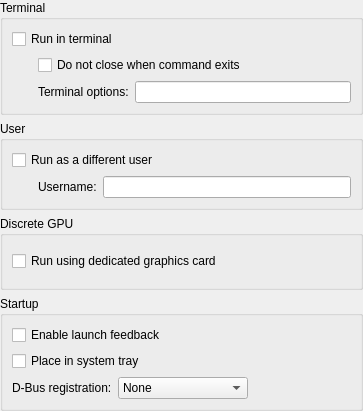
The window that src/widgets/kpropertiesdesktopadvbase.ui (KDE/kio) describes before a commit, drawn with Qt 5.
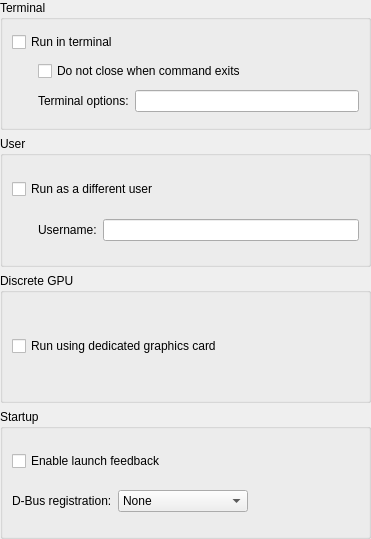
The same window after the commit. Custom widgets are drawn as their Qt base class.

Commit message:
[KPropertiesDialog] Kill "Place in system tray" option
* ksystraycmd is dead
* we removed the option from kmenuedit a while ago
* we don't want to encourage apps in system tray

The edit to the form file:
```diff
--- a/src/widgets/kpropertiesdesktopadvbase.ui
+++ b/src/widgets/kpropertiesdesktopadvbase.ui
@@ -6,8 +6,8 @@
    <rect>
     <x>0</x>
     <y>0</y>
-    <width>363</width>
-    <height>411</height>
+    <width>371</width>
+    <height>539</height>
    </rect>
   </property>
   <layout class="QVBoxLayout">
@@ -168,27 +168,23 @@
         </property>
        </widget>
       </item>
-      <item row="1" column="0" colspan="3">
-       <widget class="QCheckBox" name="systrayCheck">
-        <property name="whatsThis">
-         <string>Check this option if you want to have a system tray handle for your application.</string>
+      <item row="1" column="2">
+       <spacer>
+        <property name="orientation">
+         <enum>Qt::Horizontal</enum>
         </property>
-        <property name="text">
-         <string>Place in system tray</string>
+        <property name="sizeType">
+         <enum>QSizePolicy::Expanding</enum>
         </property>
-       </widget>
-      </item>
-      <item row="2" column="0">
-       <widget class="QLabel" name="textLabel12">
-        <property name="text">
-         <string>D-Bus registration:</string>
+        <property name="sizeHint" stdset="0">
+         <size>
+          <width>50</width>
+          <height>20</height>
+         </size>
         </property>
-        <property name="buddy">
-         <cstring>dbusCombo</cstring>
-        </property>
-       </widget>
+       </spacer>
       </item>
-      <item row="2" column="1">
+      <item row="1" column="1">
        <widget class="KComboBox" name="dbusCombo">
         <item>
          <property name="text">
@@ -212,21 +208,15 @@
         </item>
        </widget>
       </item>
-      <item row="2" column="2">
-       <spacer>
-        <property name="orientation">
-         <enum>Qt::Horizontal</enum>
+      <item row="1" column="0">
+       <widget class="QLabel" name="textLabel12">
+        <property name="text">
+         <string>D-Bus registration:</string>
         </property>
-        <property name="sizeType">
-         <enum>QSizePolicy::Expanding</enum>
+        <property name="buddy">
+         <cstring>dbusCombo</cstring>
         </property>
-        <property name="sizeHint" stdset="0">
-         <size>
-          <width>50</width>
-          <height>20</height>
-         </size>
-        </property>
-       </spacer>
+       </widget>
       </item>
      </layout>
     </widget>
```
The commit also changes 1 other file.
